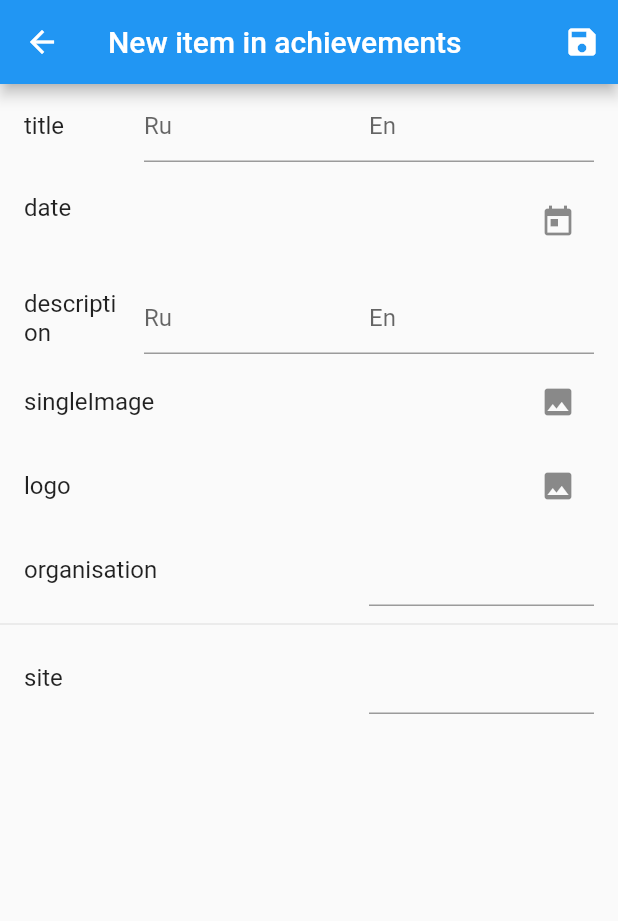
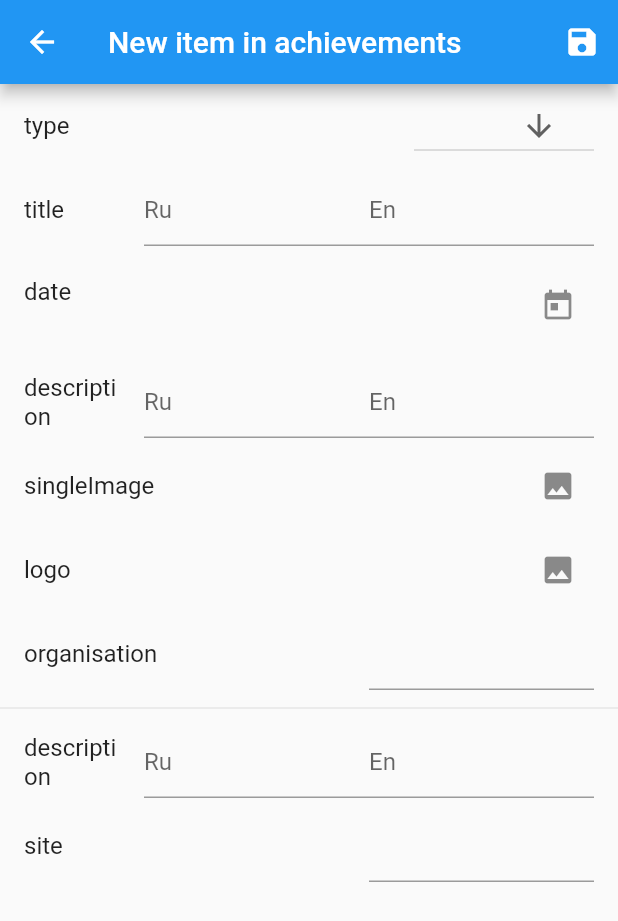
Before and after one commit to CoolONEOfficial/personal-site-app, a Flutter app: the ScreenControl screen opened by its route, after a tap on the "add" icon, on a phone screen of 412 x 824 dp. Shown: the top 921 px of the screen. Run offline on Flutter 3.47's test engine with Material 2 defaults, Android fonts, the phone set to English and light mode, and no system bars; our stand-ins replace cloud_firestore, firebase_auth, firebase_storage, google_sign_in, image_picker, progress_dialog; missing offline and left inert: multi_image_picker; accounts and stored records are empty; statements that could not run were skipped.

Commit message:
Moved enums to strings, added achievements types

```diff
--- a/lib/screens/EditCreate.dart
+++ b/lib/screens/EditCreate.dart
@@ -3,11 +3,12 @@ import 'package:flutter/material.dart';
 import 'package:personal_site_app/main.dart';
 import 'package:personal_site_app/screens/items/BoolItem.dart';
 import 'package:personal_site_app/screens/items/DateItem.dart';
-import 'package:personal_site_app/screens/items/EnumItem.dart';
+import 'package:personal_site_app/screens/items/SelectItem.dart';
 import 'package:personal_site_app/screens/items/ImagesItem.dart';
 import 'package:personal_site_app/screens/items/LocalizedStringItem.dart';
 import 'package:personal_site_app/screens/items/ImageSingleItem.dart';
 import 'package:personal_site_app/screens/items/StringItem.dart';
+import 'package:personal_site_app/tabs/Achievements.dart';
 import 'package:personal_site_app/tabs/Events.dart';
 import 'package:progress_dialog/progress_dialog.dart';
 
@@ -74,7 +75,8 @@ enum ItemType {
   IMAGE_SINGLE,
   IMAGE_LOGO,
   IMAGES,
-  ENUM_EVENTS,
+  SELECT_EVENTS,
+  SELECT_ACHIEVEMENTS,
 }
 
 class _ScreenEditCreateState extends State<ScreenEditCreate> {
@@ -175,13 +177,23 @@ class _ScreenEditCreateState extends State<ScreenEditCreate> {
             docPath: ssDoc?.reference?.path,
           );
           break;
-        case ItemType.ENUM_EVENTS:
-          item = EnumItem(
+        case ItemType.SELECT_EVENTS:
+          item = SelectItem(
             mKey,
             (val) {
               tempData[mKey] = val;
             },
             eventsEnumMap,
+            startValue: data[mKey],
+          );
+          break;
+        case ItemType.SELECT_ACHIEVEMENTS:
+          item = SelectItem(
+            mKey,
+                (val) {
+              tempData[mKey] = val;
+            },
+            achievementsEnumMap,
             startValue: data[mKey],
           );
           break;
--- a/lib/screens/items/EnumItem.dart
+++ b/lib/screens/items/SelectItem.dart
@@ -1,23 +1,23 @@
 import 'package:flutter/material.dart';
 
-class EnumItem extends StatefulWidget {
+class SelectItem extends StatefulWidget {
   final String name;
-  final List<String> enumMap;
-  final int startValue;
-  final Function(int) onChanged;
+  final List<String> selectMap;
+  final String startValue;
+  final Function(String) onChanged;
 
-  EnumItem(this.name, this.onChanged, this.enumMap, {this.startValue});
+  SelectItem(this.name, this.onChanged, this.selectMap, {this.startValue});
 
   @override
-  _EnumItemState createState() => _EnumItemState(startValue);
+  _SelectItemState createState() => _SelectItemState(startValue);
 }
 
-class _EnumItemState extends State<EnumItem> {
-  _EnumItemState(value) {
+class _SelectItemState extends State<SelectItem> {
+  _SelectItemState(value) {
     dropdownModel = value;
   }
 
-  int dropdownModel;
+  String dropdownModel;
 
   @override
   Widget build(BuildContext ctx) {
@@ -25,7 +25,7 @@ class _EnumItemState extends State<EnumItem> {
       title: Text(widget.name),
       trailing: Container(
         width: 120,
-        child: DropdownButton<int>(
+        child: DropdownButton<String>(
           value: dropdownModel,
           icon: Icon(Icons.arrow_downward),
           iconSize: 24,
@@ -36,10 +36,10 @@ class _EnumItemState extends State<EnumItem> {
               dropdownModel = newValue;
             });
           },
-          items: widget.enumMap.asMap().entries.map((entry) {
-            return DropdownMenuItem<int>(
-              value: entry.key,
-              child: Text(entry.value),
+          items: widget.selectMap.map((entry) {
+            return DropdownMenuItem<String>(
+              value: entry,
+              child: Text(entry),
             );
           }).toList(),
         ),
--- a/lib/tabs/Achievements.dart
+++ b/lib/tabs/Achievements.dart
@@ -5,8 +5,14 @@ import 'package:personal_site_app/screens/EditCreate.dart';
 
 import '../main.dart';
 
+final List<String> achievementsEnumMap = [
+  'certificate',
+  'diploma',
+];
+
 class Achievements extends CallableWidget {
   static const ItemMap itemMap = const ItemMap({
+    'type': ItemType.SELECT_ACHIEVEMENTS,
     'title': ItemType.LOCALIZED_STRING,
     'date': ItemType.DATE,
     'description': ItemType.LOCALIZED_MULTILINE_STRING,
@@ -14,6 +20,7 @@ class Achievements extends CallableWidget {
     'logo': ItemType.IMAGE_SINGLE,
     'organisation': ItemType.STRING,
   }, {
+    'description': ItemType.LOCALIZED_MULTILINE_STRING,
     'site': ItemType.STRING
   });
 
--- a/lib/tabs/Books.dart
+++ b/lib/tabs/Books.dart
@@ -17,6 +17,7 @@ class Books extends CallableWidget {
     'organisation': ItemType.STRING,
     'author': ItemType.STRING,
   }, {
+    'description': ItemType.LOCALIZED_MULTILINE_STRING,
     'site': ItemType.STRING
   });
 
--- a/lib/tabs/Events.dart
+++ b/lib/tabs/Events.dart
@@ -8,47 +8,28 @@ import 'package:personal_site_app/screens/EditCreate.dart';
 import '../Item.dart';
 import '../main.dart';
 
-enum EventType {
-  OTHER,
-  HACKATHON,
-  MEETUP,
-  CONFERENCE,
-  WEBINAR,
-  LECTURE,
-  TRAINING,
-  MASTER_CLASS,
-  FORUM,
-  TOURNAMENT,
-  COMPETITION,
-  EXHIBITION,
-  FESTIVAL,
-  ROUND_TABLE,
-  STUDY,
-  EXCURSION
-}
-
 final List<String> eventsEnumMap = [
-  'Other',
-  'Hack',
-  'Meetup',
-  'Conference',
-  'Webinar',
-  'Lecture',
-  'Training',
-  'Master class',
-  'Forum',
-  'Tournament',
-  'Competition',
-  'Exhibition',
-  'Festival',
-  'Round table',
-  'Study',
-  'Excursion',
+  'other',
+  'hack',
+  'meetup',
+  'conference',
+  'webinar',
+  'lecture',
+  'training',
+  'master_class',
+  'forum',
+  'tournament',
+  'competition',
+  'exhibition',
+  'festival',
+  'round_table',
+  'study',
+  'excursion',
 ];
 
 class Events extends CallableWidget {
   static const ItemMap itemMap = const ItemMap({
-    'type': ItemType.ENUM_EVENTS,
+    'type': ItemType.SELECT_EVENTS,
     'title': ItemType.LOCALIZED_STRING,
     'date': ItemType.DATE,
     'description': ItemType.LOCALIZED_MULTILINE_STRING,
@@ -57,6 +38,7 @@ class Events extends CallableWidget {
     'singleImage': ItemType.IMAGE_SINGLE,
     'organisation': ItemType.STRING,
   }, {
+    'description': ItemType.LOCALIZED_MULTILINE_STRING,
     'youtube': ItemType.STRING,
     'site': ItemType.STRING
   });
--- a/lib/tabs/Projects.dart
+++ b/lib/tabs/Projects.dart
@@ -18,6 +18,7 @@ class Projects extends CallableWidget {
     'singleImage': ItemType.IMAGE_SINGLE,
     'organisation': ItemType.STRING,
   }, {
+    'description': ItemType.LOCALIZED_MULTILINE_STRING,
     'youtube': ItemType.STRING,
     'github': ItemType.STRING,
     'site': ItemType.STRING
```
